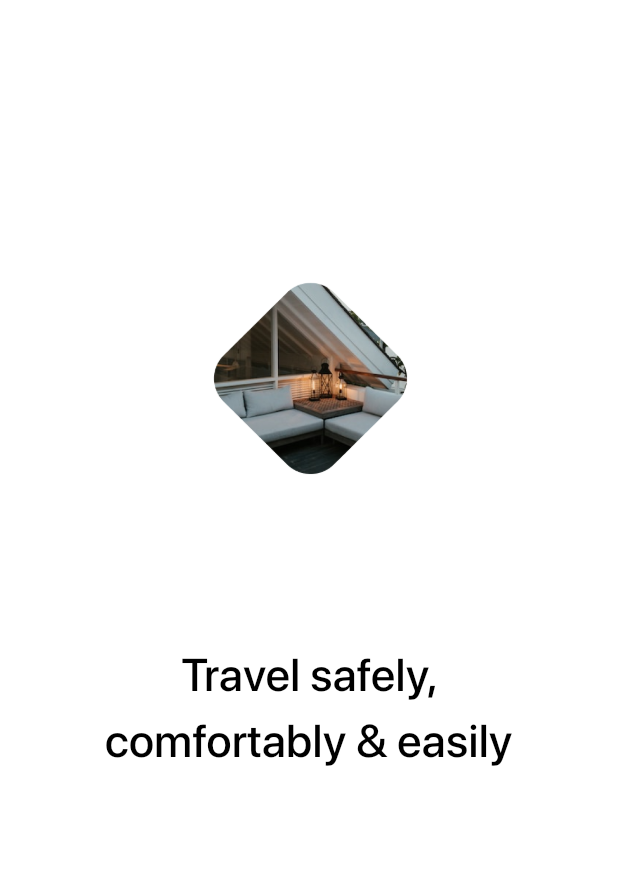
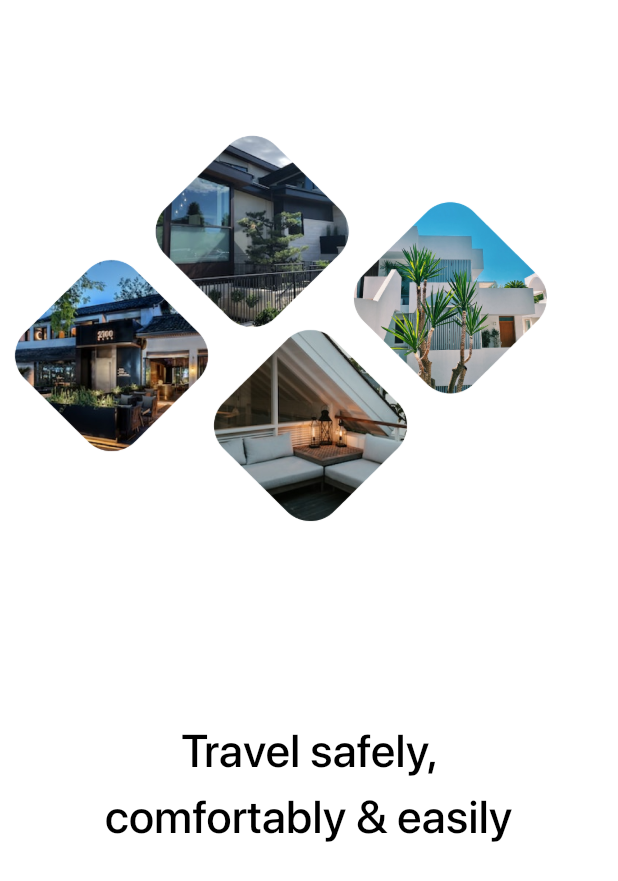
Before and after one commit to ahmedjamal22290/Booking_App, a Flutter app: the screen it shows after launch, on a phone screen of 412 x 824 dp. Shown: the top 881 px of the screen. Run offline on Flutter 3.47's test engine with Material 3 defaults, Android fonts, the phone set to English and light mode, and no system bars; project files that could hold a hidden picture were left out.

Commit message:
create second view

```diff
--- a/lib/features/start/presention/views/widgets/start_view_body.dart
+++ b/lib/features/start/presention/views/widgets/start_view_body.dart
@@ -6,26 +6,12 @@ class StartViewBody extends StatelessWidget {
 
   @override
   Widget build(BuildContext context) {
-    return FirstView();
+    return SecondView();
   }
 }
 
-class FirstView extends StatefulWidget {
+class FirstView extends StatelessWidget {
   const FirstView({super.key});
-
-  @override
-  State<FirstView> createState() => _FirstViewState();
-}
-
-class _FirstViewState extends State<FirstView>
-    with SingleTickerProviderStateMixin {
-  late AnimationController _controller;
-
-  @override
-  void initState() {
-    super.initState();
-    _controller = AnimationController(vsync: this);
-  }
 
   @override
   Widget build(BuildContext context) {
@@ -53,12 +39,117 @@ class _FirstViewState extends State<FirstView>
             ],
           ),
         ),
-        const SizedBox(height: 31.03),
+        const SizedBox(height: 82.03),
         Padding(
             padding: EdgeInsets.only(
                 left: 0.09790 * MediaQuery.of(context).size.width,
                 right: 0.09870 * MediaQuery.of(context).size.width),
-            child: Column(
+            child: const Column(
+              crossAxisAlignment: CrossAxisAlignment.center,
+              children: [
+                Text(
+                  'Travel safely, comfortably & easily',
+                  style: Styles.headlines,
+                  textAlign: TextAlign.center,
+                ),
+              ],
+            ))
+      ],
+    );
+  }
+}
+
+class SecondView extends StatefulWidget {
+  const SecondView({super.key});
+
+  @override
+  State<SecondView> createState() => _SecondViewState();
+}
+
+class _SecondViewState extends State<SecondView>
+    with SingleTickerProviderStateMixin {
+  late AnimationController _controller;
+  late Animation<Offset> AnimationPos1;
+  late Animation<Offset> AnimationPos2;
+  late Animation<Offset> AnimationPos3;
+  @override
+  void initState() {
+    super.initState();
+    _controller = AnimationController(vsync: this);
+  }
+
+  @override
+  Widget build(BuildContext context) {
+    return Column(
+      mainAxisAlignment: MainAxisAlignment.start,
+      crossAxisAlignment: CrossAxisAlignment.stretch,
+      children: [
+        SizedBox(
+          height: 0.48116 * MediaQuery.of(context).size.height,
+          child: Stack(
+            alignment: AlignmentDirectional.center,
+            children: [
+              Positioned(
+                top: 0.18655 * MediaQuery.of(context).size.height,
+                right: 0.6422 * MediaQuery.of(context).size.width,
+                child: SizedBox(
+                  height: 0.20000 * MediaQuery.of(context).size.height,
+                  width: 0.3577 * MediaQuery.of(context).size.width,
+                  child: Image.asset(
+                    'assets/images/start_images/Group 10.png',
+                    height: 69.1,
+                    width: 69.1,
+                  ),
+                ),
+              ),
+              Positioned(
+                top: 0.0860 * MediaQuery.of(context).size.height,
+                right: 0.41496 * MediaQuery.of(context).size.width,
+                child: SizedBox(
+                  height: 0.20000 * MediaQuery.of(context).size.height,
+                  width: 0.3577 * MediaQuery.of(context).size.width,
+                  child: Image.asset(
+                    'assets/images/start_images/Mask group(5).png',
+                    height: 69.1,
+                    width: 69.1,
+                  ),
+                ),
+              ),
+              Positioned(
+                top: 0.14085 * MediaQuery.of(context).size.height,
+                right: 0.09327 * MediaQuery.of(context).size.width,
+                child: SizedBox(
+                  height: 0.20000 * MediaQuery.of(context).size.height,
+                  width: 0.3577 * MediaQuery.of(context).size.width,
+                  child: Image.asset(
+                    'assets/images/start_images/Mask group(6).png',
+                    height: 69.1,
+                    width: 69.1,
+                  ),
+                ),
+              ),
+              Padding(
+                padding: EdgeInsets.only(
+                    top: 0.20504 * MediaQuery.of(context).size.height),
+                child: SizedBox(
+                  height: 0.20000 * MediaQuery.of(context).size.height,
+                  width: 0.3577 * MediaQuery.of(context).size.width,
+                  child: Image.asset(
+                    'assets/images/start_images/Group 9.png',
+                    height: 69.1,
+                    width: 69.1,
+                  ),
+                ),
+              ),
+            ],
+          ),
+        ),
+        const SizedBox(height: 82.03),
+        Padding(
+            padding: EdgeInsets.only(
+                left: 0.09790 * MediaQuery.of(context).size.width,
+                right: 0.09870 * MediaQuery.of(context).size.width),
+            child: const Column(
               crossAxisAlignment: CrossAxisAlignment.center,
               children: [
                 Text(
```
